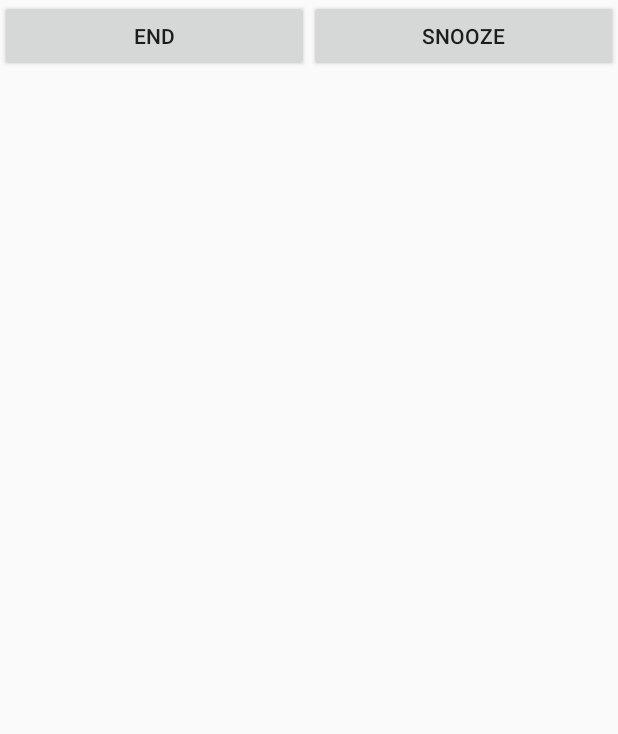
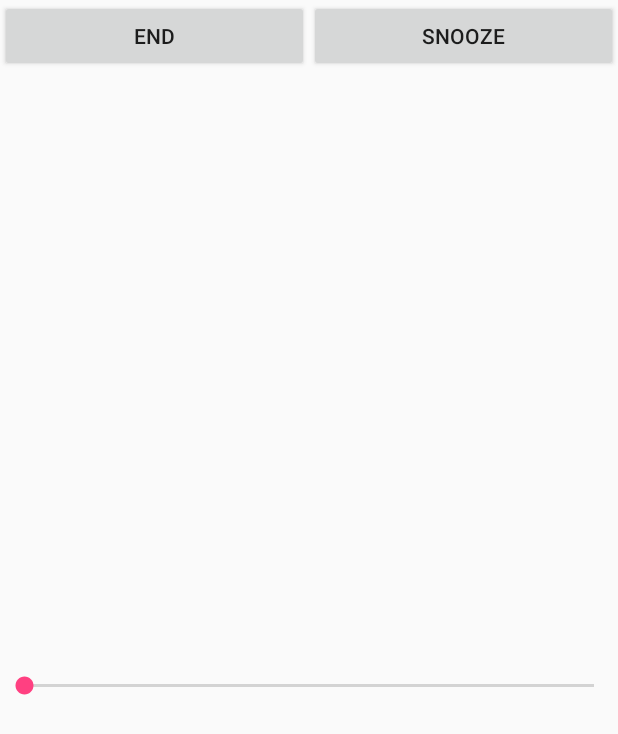
Before and after one commit to Apollina/LitUp, an Android app: the AlarmAlertActivity screen opened directly, with no data from a screen before it, on a phone screen of 412 x 824 dp. Shown: the top 734 px of the screen. Run offline under Robolectric (Android 15) with nearby library versions, the phone set to English and light mode, and no system bars; libraries missing offline, so code that uses them is left out: org.achartengine, org.achartengine.chart, org.achartengine.model, org.achartengine.renderer; 25 statements that could not run were skipped.

Commit message:
snoozing with shaking finished!

```diff
--- a/app/src/main/res/layout/alarm_alert.xml
+++ b/app/src/main/res/layout/alarm_alert.xml
@@ -36,9 +36,9 @@
         android:orientation="vertical"
         android:id="@+id/graph_layout"
         android:layout_width="match_parent"
-        android:layout_height="0dp"
+        android:layout_height="400dp"
         android:layout_weight="8"
-        android:visibility="invisible"/>
+        android:visibility="visible"/>
     </TableRow>
     <TableRow>
     <SeekBar
@@ -48,7 +48,7 @@
         android:layout_gravity="center"
         android:layout_weight="7"
         android:foregroundGravity="center"
-        android:visibility="invisible"/>
+        android:visibility="visible"/>
     </TableRow>
     <TableRow>
         <TextView
@@ -56,6 +56,13 @@
             android:layout_width="wrap_content"
             android:layout_height="wrap_content"
             android:layout_weight="1"/>
+    </TableRow>
+    <TableRow>
+        <TextView
+            android:id="@+id/test"
+            android:layout_width="wrap_content"
+            android:layout_height="wrap_content"
+            android:layout_weight="1"/>
 
     </TableRow>
 </TableLayout>
```
Also changed, not shown: app/src/main/java/com/example/apollinariia/litup/AlarmAlertActivity.java (+30 -21 lines).
